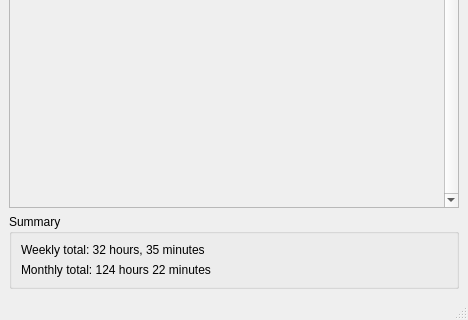
Old version of the form mainwindow.ui in the repository llob/kronos; both pictures show x 0 to 468 and y 543 to 863 of the 468 by 863 pixel window.
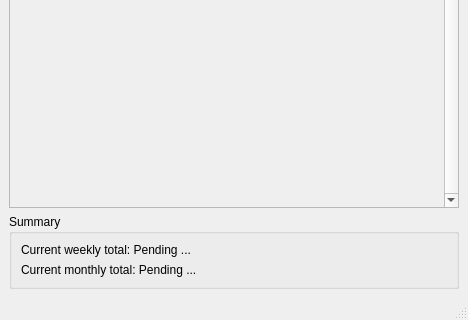
New version of the form.

What changed in the file:
```diff
--- a/mainwindow.ui
+++ b/mainwindow.ui
@@ -157,14 +157,14 @@
        <item>
         <widget class="QLabel" name="label_4">
          <property name="text">
-          <string>Weekly total: 32 hours, 35 minutes</string>
+          <string>Current weekly total: Pending ...</string>
          </property>
         </widget>
        </item>
        <item>
         <widget class="QLabel" name="label_5">
          <property name="text">
-          <string>Monthly total: 124 hours 22 minutes</string>
+          <string>Current monthly total: Pending ...</string>
          </property>
         </widget>
        </item>
```
Left out of the diff: 6 changed lines with no effect on the pictures.
